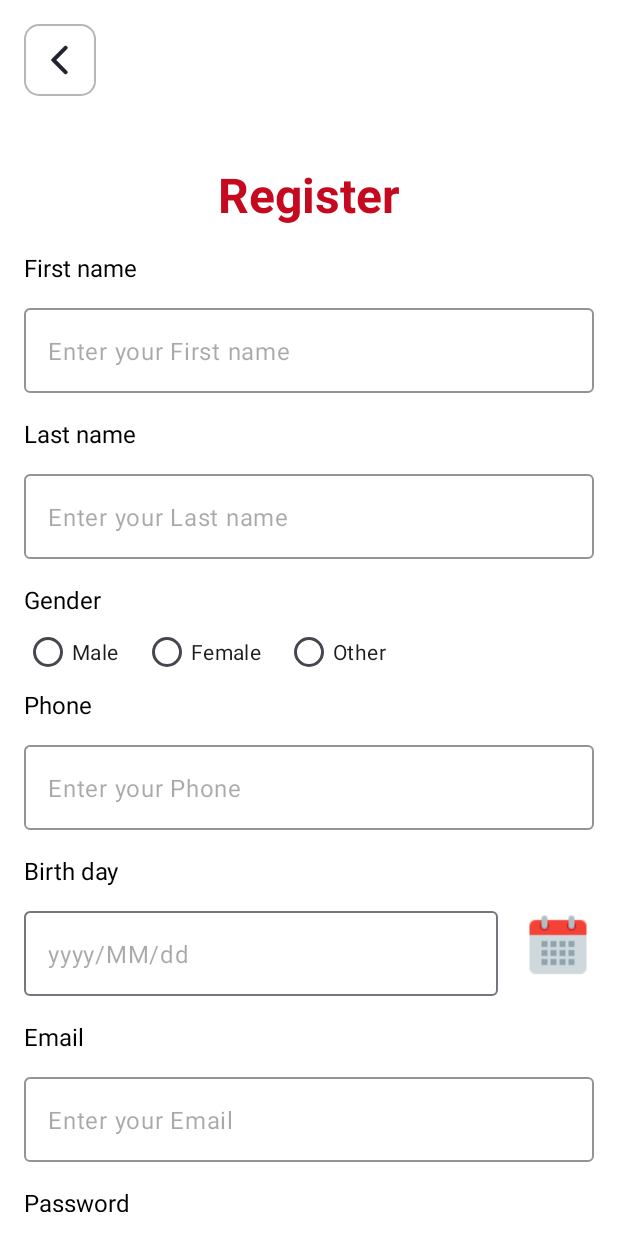
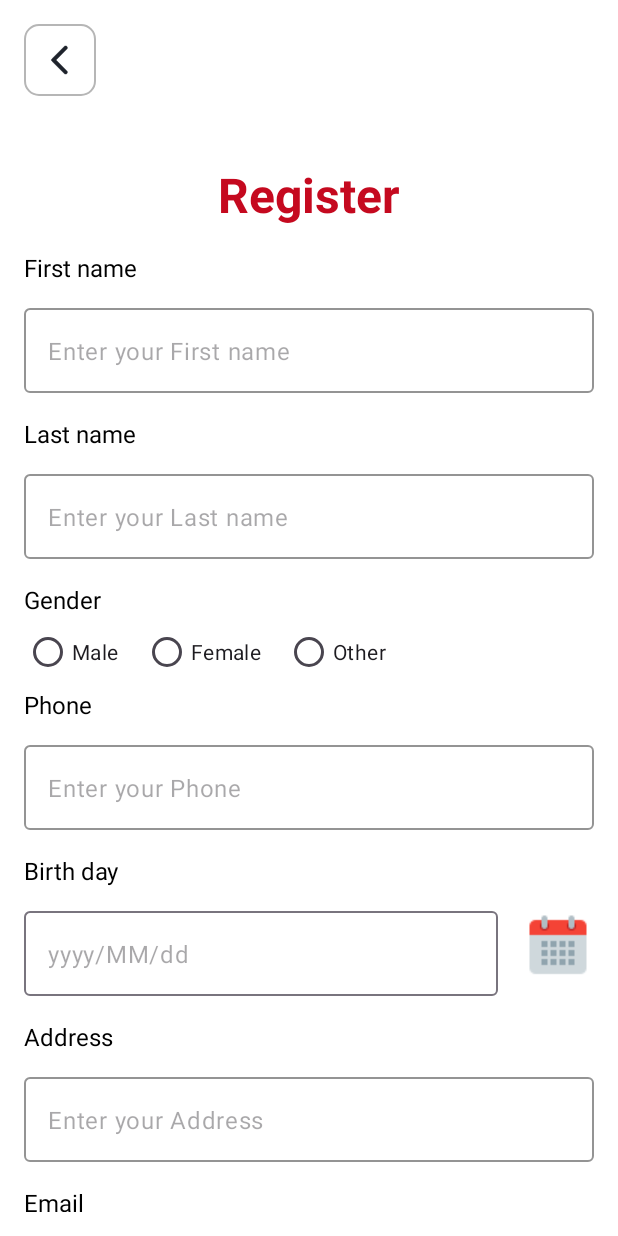
Before and after one commit to longtn2/conjob_android, an Android app: the RegisterFragment screen opened through its navigation route, on a phone screen of 412 x 824 dp. Run offline under Robolectric (Android 15) with nearby library versions, the phone set to English and light mode, and no system bars; 5 statements that could not run were skipped.

Commit message:
CJM-81_Add Address Input

```diff
--- a/app/src/main/java/com/intern/conjob/ui/auth/register/fragment/RegisterFragment.kt
+++ b/app/src/main/java/com/intern/conjob/ui/auth/register/fragment/RegisterFragment.kt
@@ -54,6 +54,7 @@ class RegisterFragment : BaseFragment(R.layout.fragment_register) {
                  edtLastName.text.toString().isValidName() &&
                  edtPhone.text.toString().isValidPhone() &&
                  !edtBirthday.text.isNullOrEmpty() &&
+                 !edtAddress.text.isNullOrEmpty() &&
                  edtEmail.text.toString().isValidEmail() &&
                  edtPassword.text.toString().isValidPassword())
         }
@@ -91,12 +92,19 @@ class RegisterFragment : BaseFragment(R.layout.fragment_register) {
                 txtInputLayoutEmail.isErrorEnabled = !it.toString().isValidEmail()
             }
 
+            edtAddress.doAfterTextChanged {
+                isButtonEnable()
+                with(it.isNullOrEmpty()) {
+                    txtInputLayoutAddress.error = getString(R.string.validate_address_null)
+                    txtInputLayoutAddress.isErrorEnabled = this
+                }
+            }
+
             edtPassword.doAfterTextChanged {
                 isButtonEnable()
                 txtInputLayoutPassword.error = if (it.isNullOrEmpty()) getString(R.string.validate_password_null)
                     else getString(R.string.validate_password_require)
                 txtInputLayoutPassword.isErrorEnabled = !it.toString().isValidPassword()
-                tvPasswordReq.visibility = if (it.toString().isValidPassword()) View.VISIBLE else View.GONE
             }
         }
     }
--- a/app/src/main/res/layout/fragment_register.xml
+++ b/app/src/main/res/layout/fragment_register.xml
@@ -234,6 +234,42 @@
             app:layout_constraintTop_toBottomOf="@+id/tvDob" />
 
         <TextView
+            android:id="@+id/tvAddress"
+            android:layout_width="wrap_content"
+            android:layout_height="wrap_content"
+            android:layout_marginTop="@dimen/margin_16dp"
+            android:text="@string/address"
+            android:textColor="@color/black"
+            android:textSize="@dimen/fontSize_small"
+            app:layout_constraintStart_toStartOf="parent"
+            app:layout_constraintTop_toBottomOf="@id/txtInputLayoutBirthday" />
+
+        <com.google.android.material.textfield.TextInputLayout
+            android:id="@+id/txtInputLayoutAddress"
+            android:layout_width="match_parent"
+            android:layout_height="wrap_content"
+            android:layout_marginTop="@dimen/margin_16dp"
+            app:boxStrokeColor="@color/gray"
+            app:boxStrokeWidthFocused="@dimen/text_input_layout_stroke_focused"
+            app:errorIconDrawable="@color/transparent"
+            app:errorTextAppearance="@dimen/edt_error_fontSize"
+            app:errorTextColor="@color/red"
+            app:hintEnabled="false"
+            app:layout_constraintTop_toBottomOf="@id/tvAddress">
+
+            <com.google.android.material.textfield.TextInputEditText
+                android:id="@+id/edtAddress"
+                android:layout_width="match_parent"
+                android:layout_height="wrap_content"
+                android:hint="@string/hint_address"
+                android:inputType="text"
+                android:minHeight="@dimen/edt_min_height_48dp"
+                android:paddingHorizontal="@dimen/padding_8dp"
+                android:textSize="@dimen/fontSize_small" />
+
+        </com.google.android.material.textfield.TextInputLayout>
+
+        <TextView
             android:id="@+id/tvEmail"
             android:layout_width="wrap_content"
             android:layout_height="wrap_content"
@@ -242,7 +278,7 @@
             android:textColor="@color/black"
             android:textSize="@dimen/fontSize_small"
             app:layout_constraintStart_toStartOf="parent"
-            app:layout_constraintTop_toBottomOf="@id/txtInputLayoutBirthday" />
+            app:layout_constraintTop_toBottomOf="@id/txtInputLayoutAddress" />
 
         <com.google.android.material.textfield.TextInputLayout
             android:id="@+id/txtInputLayoutEmail"
--- a/app/src/main/res/values/strings.xml
+++ b/app/src/main/res/values/strings.xml
@@ -5,6 +5,7 @@
 
     <!-- Hint Text -->
     <string name="hint_email">Enter your Email</string>
+    <string name="hint_address">Enter your Address</string>
     <string name="hint_first_name">Enter your First name</string>
     <string name="hint_last_name">Enter your Last name</string>
     <string name="hint_password">Enter your Password</string>
@@ -32,6 +33,7 @@
     <string name="gender">Gender</string>
     <string name="birthday">Birth day</string>
     <string name="phone">Phone</string>
+    <string name="address">Address</string>
     <string name="email">Email</string>
     <string name="password">Password</string>
     <string name="validate_first_name_null">Please enter your first name</string>
@@ -40,6 +42,7 @@
     <string name="validate_last_name">Your last name is invalid</string>
     <string name="validate_phone_null">Please enter your phone</string>
     <string name="validate_phone">Your phone number is invalid</string>
+    <string name="validate_address_null">Please enter your address</string>
     <string name="validate_email_null">Please enter your Email address</string>
     <string name="validate_email">Your email is not correct!</string>
     <string name="validate_password_require">8 or more characters, contains uppercase letters, lowercase letters, numbers, and symbols</string>
```
